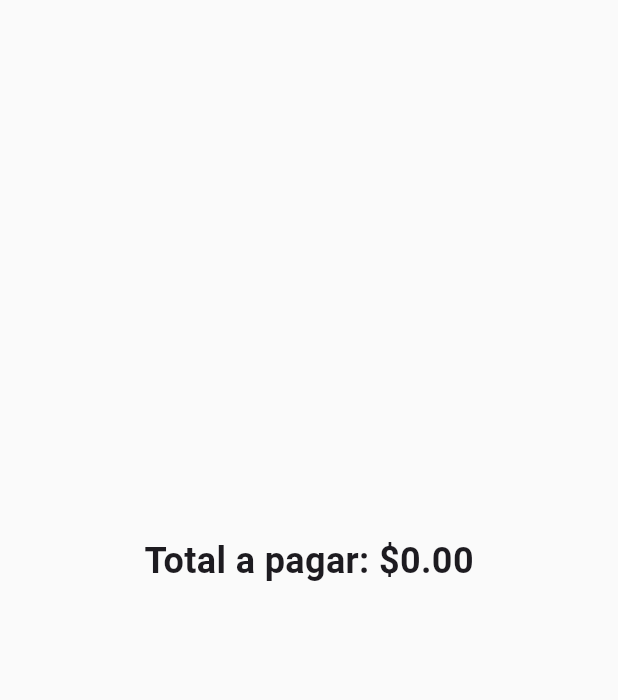
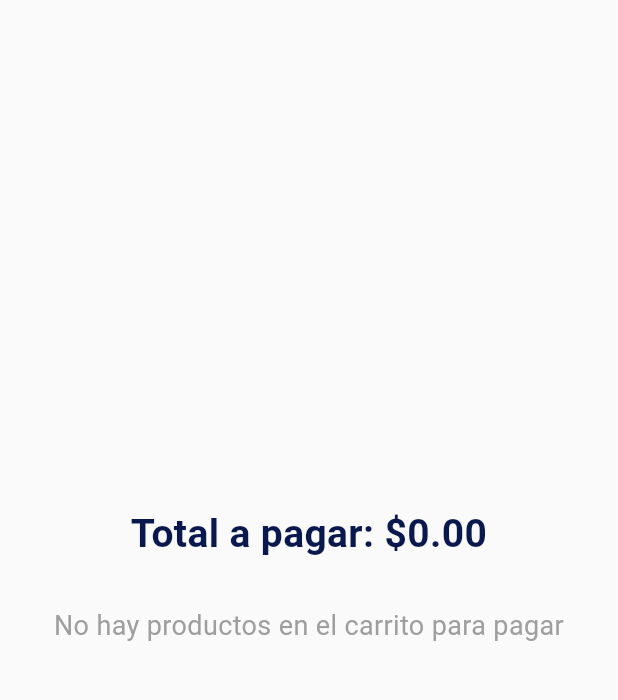
Before and after one commit to nicfabi/app, a Flutter app: the PagoPage screen opened directly, on a phone screen of 412 x 824 dp, the part 84-784 px from its top. Run offline on Flutter 3.47's test engine with Material 3 defaults, Android fonts, the phone set to English and light mode, and no system bars; our stand-ins replace flutter_dotenv, get, progress_dialog_null_safe; missing offline and left inert: flutter_barcode_scanner; network calls fail.

```diff
--- a/lib/pago_page.dart
+++ b/lib/pago_page.dart
@@ -7,36 +7,95 @@ class PagoPage extends GetView<CarritoService> {
   Widget build(BuildContext context) {
     return Scaffold(
       appBar: AppBar(
-        title: const Text('Pago', style: TextStyle(color: Color(0xFFFAFAFA))),
+        title: const Text(
+          'Pago',
+          style: TextStyle(color: Color(0xFFFAFAFA)),
+        ),
         backgroundColor: const Color(0xFF09184D),
         centerTitle: true,
       ),
-      body: Center(
+      body: Padding(
+        padding: const EdgeInsets.all(20.0),
         child: Column(
           mainAxisAlignment: MainAxisAlignment.center,
+          crossAxisAlignment: CrossAxisAlignment.stretch,
           children: [
-            Obx(() => Text(
+            Obx(
+              () => Text(
                 'Total a pagar: \$${controller.total.toStringAsFixed(2)}',
+                textAlign: TextAlign.center,
                 style: const TextStyle(
-                      fontSize: 24, fontWeight: FontWeight.bold),
-                )),
+                  fontSize: 26,
+                  fontWeight: FontWeight.bold,
+                  color: Color(0xFF09184D),
+                ),
+              ),
+            ),
+            const SizedBox(height: 30),
+            Obx(
+              () {
+                if (controller.total > 0.00) {
+                  return Column(
+                    crossAxisAlignment: CrossAxisAlignment.stretch,
+                    children: [
+                      TextField(
+                        decoration: InputDecoration(
+                          hintText: 'Ingrese el ID del cliente',
+                          filled: true,
+                          fillColor: Colors.grey[200],
+                          border: OutlineInputBorder(
+                            borderRadius: BorderRadius.circular(10),
+                            borderSide: BorderSide.none,
+                          ),
+                          contentPadding: const EdgeInsets.symmetric(
+                            vertical: 15,
+                            horizontal: 20,
+                          ),
+                        ),
+                        onChanged: (value) {
+                          controller.setClienteSeleccionado(value);
+                        },
+                      ),
                       const SizedBox(height: 20),
-            Obx(() {
-              if (controller.total > 0.00) {
-                return ElevatedButton(
-                  child: const Text('Realizar Pago'),
+                      ElevatedButton(
+                        style: ElevatedButton.styleFrom(
+                          padding: const EdgeInsets.symmetric(vertical: 15),
+                          shape: RoundedRectangleBorder(
+                            borderRadius: BorderRadius.circular(10),
+                          ),
+                          backgroundColor: const Color(0xFF09184D),
+                        ),
+                        child: const Text(
+                          'Realizar Pago',
+                          style: TextStyle(fontSize: 18, color: Colors.white),
+                        ),
                         onPressed: () {
-                    controller.agregarCarrito(context);
-                    Get.snackbar('Pago', 'Pago realizado con éxito');
+
+
+                            controller.agregarCarrito(
+                              context, controller.clienteSeleccionado);
+                            Get.snackbar('Pago', 'Pago realizado con éxito',
+                                snackPosition: SnackPosition.BOTTOM);
                             Get.snackbar(
-                        'Factura Enviada', "Factura enviada con éxito!");
+                              'Factura Enviada',
+                              "Factura enviada con éxito!",
+                              snackPosition: SnackPosition.BOTTOM,
+                            );
                             controller.limpiarCarrito();
+
                         },
+                      ),
+                    ],
                   );
                 } else {
-                return Container(); // or any other widget you want to return when the condition is not met
+                  return const Text(
+                    'No hay productos en el carrito para pagar',
+                    textAlign: TextAlign.center,
+                    style: TextStyle(fontSize: 18, color: Colors.grey),
+                  );
                 }
-            })
+              },
+            ),
           ],
         ),
       ),
```
Also changed, not shown: lib/carro_compra/carrito_page.dart (+0 -41 lines), lib/carro_compra/carrito_servicio.dart (+29 -22 lines). Lines whose indentation alone changed are shown as unchanged.
